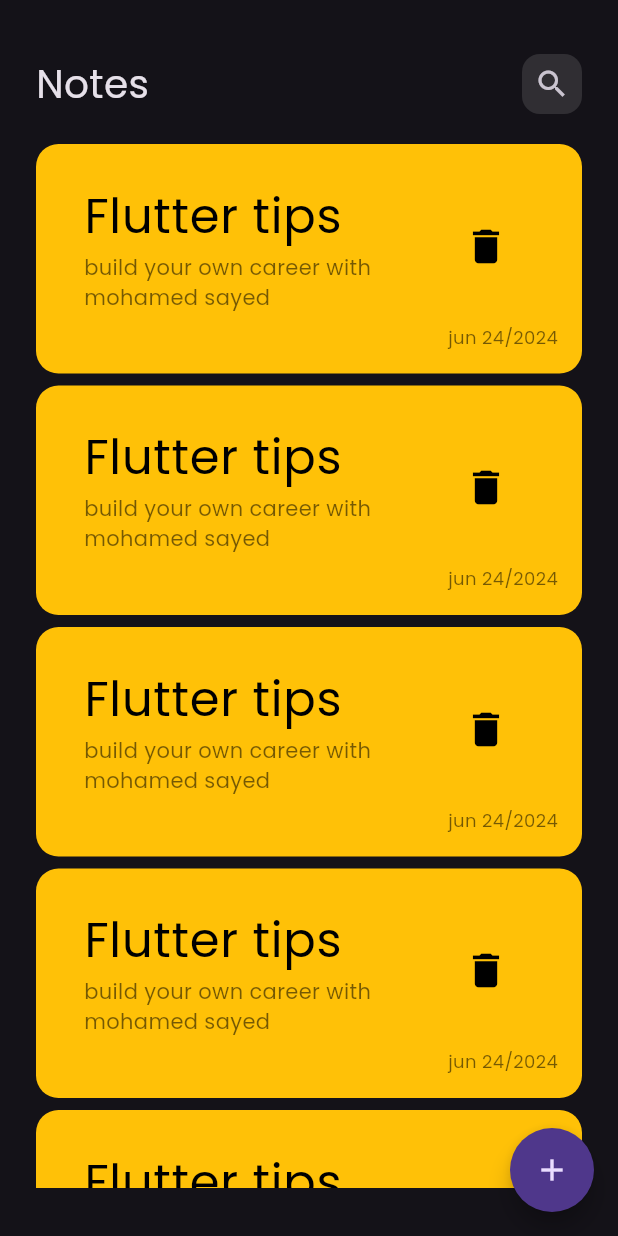
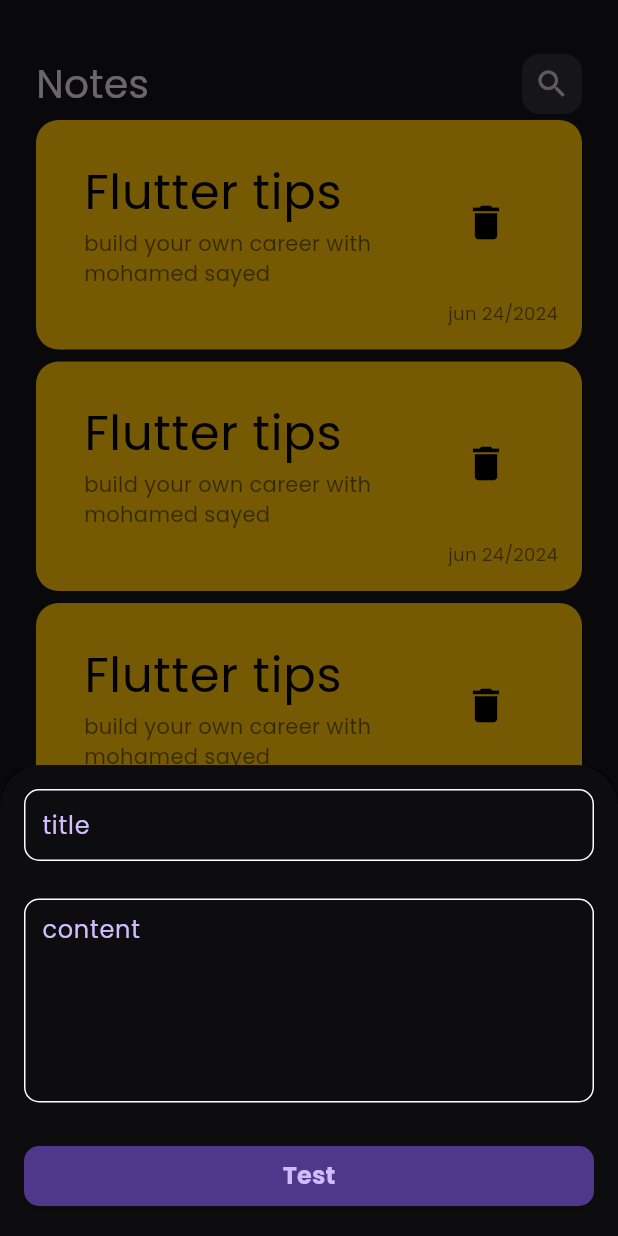
Before and after one commit to MrMs24/note_app, a Flutter app: the screen it shows after launch, after a tap on the "add" icon, on a phone screen of 412 x 824 dp. Run offline on Flutter 3.47's test engine with Material 3 defaults, Android fonts, the phone set to English and light mode, and no system bars.

Commit message:
finish note view

```diff
--- /dev/null
+++ b/lib/constants.dart
@@ -0,0 +1,4 @@
+import 'package:flutter/material.dart';
+
+const Color primarycolor = Color(0xffd0bcff);
+const Color secondarycolor = Color(0xff4f378b);
--- a/lib/views/notesview.dart
+++ b/lib/views/notesview.dart
@@ -1,5 +1,6 @@
 import 'package:flutter/material.dart';
 import 'package:note_app/widgets/notesview/custom_appbar.dart';
+import 'package:note_app/widgets/notesview/custom_floatingbutton.dart';
 import 'package:note_app/widgets/notesview/custom_listview.dart';
 
 class NotesView extends StatelessWidget {
@@ -7,17 +8,9 @@ class NotesView extends StatelessWidget {
 
   @override
   Widget build(BuildContext context) {
-    return Scaffold(
-      floatingActionButton: FloatingActionButton(
-        shape: const RoundedRectangleBorder(
-          borderRadius: BorderRadius.all(
-            Radius.circular(50),
-          ),
-        ),
-        onPressed: () {},
-        child: const Icon(Icons.add),
-      ),
-      body: const Padding(
+    return const Scaffold(
+      floatingActionButton: CustomFloatingButton(),
+      body: Padding(
         padding: EdgeInsets.symmetric(vertical: 32, horizontal: 24),
         child: Column(
           children: [
--- a/lib/widgets/notesview/custom_appbar.dart
+++ b/lib/widgets/notesview/custom_appbar.dart
@@ -6,7 +6,7 @@ class CustomAppbar extends StatelessWidget {
   @override
   Widget build(BuildContext context) {
     return Padding(
-      padding: const EdgeInsets.only(bottom: 16, top: 4),
+      padding: const EdgeInsets.only(top: 4),
       child: Row(
         children: [
           const Text(
--- /dev/null
+++ b/lib/widgets/notesview/custom_button.dart
@@ -0,0 +1,31 @@
+import 'package:flutter/material.dart';
+import 'package:note_app/constants.dart';
+
+class CustomButton extends StatelessWidget {
+  const CustomButton({
+    super.key,
+    required this.text,
+  });
+  final String text;
+  @override
+  Widget build(BuildContext context) {
+    return ElevatedButton(
+      style: ButtonStyle(
+        backgroundColor: MaterialStateProperty.all<Color>(secondarycolor),
+        shape: const MaterialStatePropertyAll(
+          RoundedRectangleBorder(
+            borderRadius: BorderRadius.all(
+              Radius.circular(10),
+            ),
+          ),
+        ),
+      ),
+      onPressed: () {},
+      child: Center(
+          child: Text(
+        text,
+        style: const TextStyle(fontWeight: FontWeight.bold, fontSize: 16),
+      )),
+    );
+  }
+}
--- /dev/null
+++ b/lib/widgets/notesview/custom_floatingbutton.dart
@@ -0,0 +1,28 @@
+import 'package:flutter/material.dart';
+import 'package:note_app/widgets/notesview/custom_notebuttomsheet.dart';
+
+class CustomFloatingButton extends StatelessWidget {
+  const CustomFloatingButton({
+    super.key,
+  });
+
+  @override
+  Widget build(BuildContext context) {
+    return FloatingActionButton(
+      shape: const RoundedRectangleBorder(
+        borderRadius: BorderRadius.all(
+          Radius.circular(50),
+        ),
+      ),
+      onPressed: () {
+        showModalBottomSheet(
+          context: context,
+          builder: (context) {
+            return const CustomNoteBottomSheet();
+          },
+        );
+      },
+      child: const Icon(Icons.add),
+    );
+  }
+}
--- /dev/null
+++ b/lib/widgets/notesview/custom_notebuttomsheet.dart
@@ -0,0 +1,46 @@
+import 'package:flutter/material.dart';
+import 'package:note_app/widgets/notesview/custom_button.dart';
+import 'package:note_app/widgets/notesview/custom_textfield.dart';
+
+class CustomNoteBottomSheet extends StatelessWidget {
+  const CustomNoteBottomSheet({
+    super.key,
+  });
+
+  @override
+  Widget build(BuildContext context) {
+    return Container(
+      decoration: const BoxDecoration(
+        color: Colors.black54,
+        borderRadius: BorderRadius.vertical(
+          top: Radius.circular(25),
+        ),
+      ),
+      child: const Padding(
+        padding: EdgeInsets.all(16),
+        child: SingleChildScrollView(
+          child: Column(
+            children: [
+              CustomTextField(
+                hinttext: 'title',
+              ),
+              SizedBox(
+                height: 25,
+              ),
+              CustomTextField(
+                hinttext: 'content',
+                maxline: 5,
+              ),
+              SizedBox(
+                height: 25,
+              ),
+              CustomButton(
+                text: 'Test',
+              )
+            ],
+          ),
+        ),
+      ),
+    );
+  }
+}
--- /dev/null
+++ b/lib/widgets/notesview/custom_textfield.dart
@@ -0,0 +1,38 @@
+import 'package:flutter/material.dart';
+import 'package:note_app/constants.dart';
+
+class CustomTextField extends StatelessWidget {
+  const CustomTextField({
+    super.key,
+    required this.hinttext,
+    this.onchanged,
+    this.maxline = 1,
+  });
+  final String hinttext;
+  final int maxline;
+
+  final Function(String)? onchanged;
+  @override
+  Widget build(BuildContext context) {
+    return TextField(
+      maxLines: maxline,
+      decoration: InputDecoration(
+          hintText: hinttext,
+          hintStyle: const TextStyle(color: primarycolor),
+          contentPadding: const EdgeInsets.all(8),
+          enabledBorder: const OutlineInputBorder(
+            borderRadius: BorderRadius.all(
+              Radius.circular(10),
+            ),
+            borderSide: BorderSide(color: Colors.white),
+          ),
+          focusedBorder: const OutlineInputBorder(
+            borderRadius: BorderRadius.all(
+              Radius.circular(10),
+            ),
+            borderSide: BorderSide(color: primarycolor),
+          )),
+      onChanged: onchanged,
+    );
+  }
+}
```
Also changed, not shown: lib/views/editview.dart (added).
